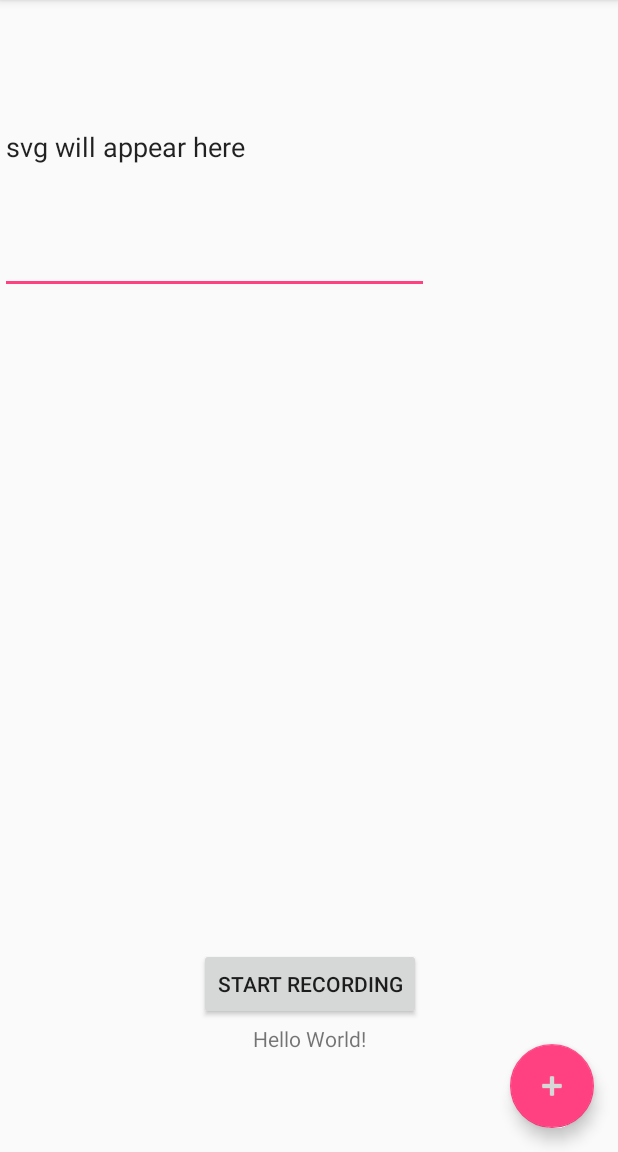
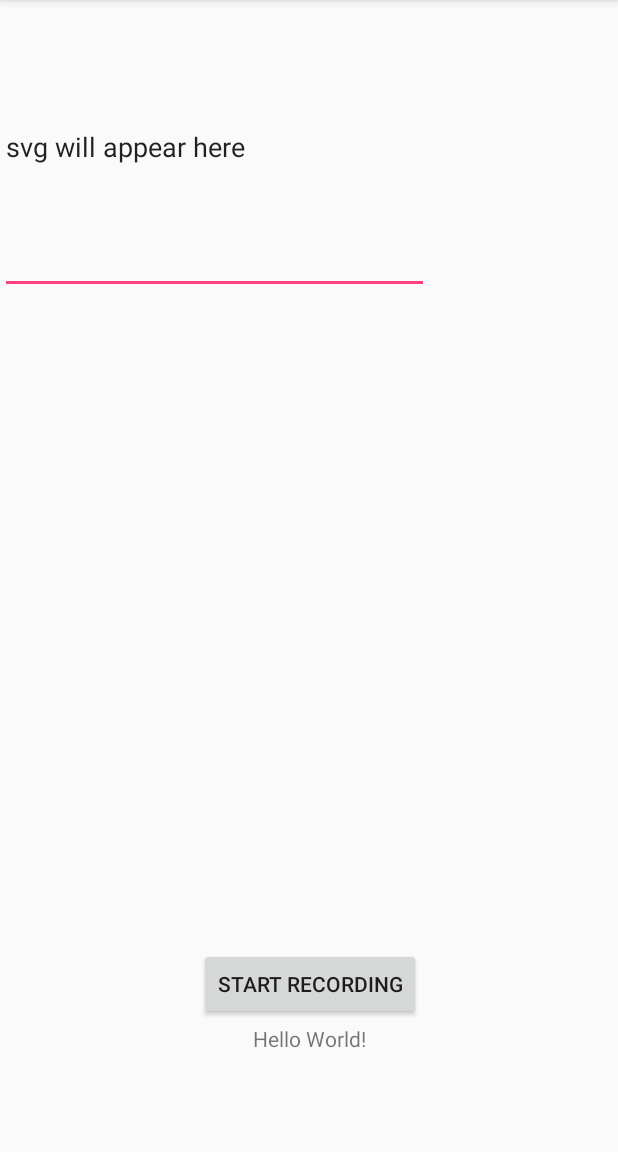
Before and after one commit to sMailund/gpsDraw, an Android app: the screen it shows after launch (MainActivity), on a phone screen of 412 x 824 dp, the part 84-1236 px from its top. Run offline under Robolectric (Android 15) with nearby library versions, the phone set to English and light mode, and no system bars.

Commit message:
remove floating action button

```diff
--- a/app/src/main/res/layout/activity_main.xml
+++ b/app/src/main/res/layout/activity_main.xml
@@ -22,13 +22,4 @@
 
     <include layout="@layout/content_main" />
 
-    <android.support.design.widget.FloatingActionButton
-        android:id="@+id/fab"
-        android:layout_width="wrap_content"
-        android:layout_height="wrap_content"
-        android:layout_gravity="bottom|end"
-        android:layout_margin="@dimen/fab_margin"
-        android:tint="?attr/colorButtonNormal"
-        app:srcCompat="@android:drawable/ic_input_add" />
-
 </android.support.design.widget.CoordinatorLayout>
```
